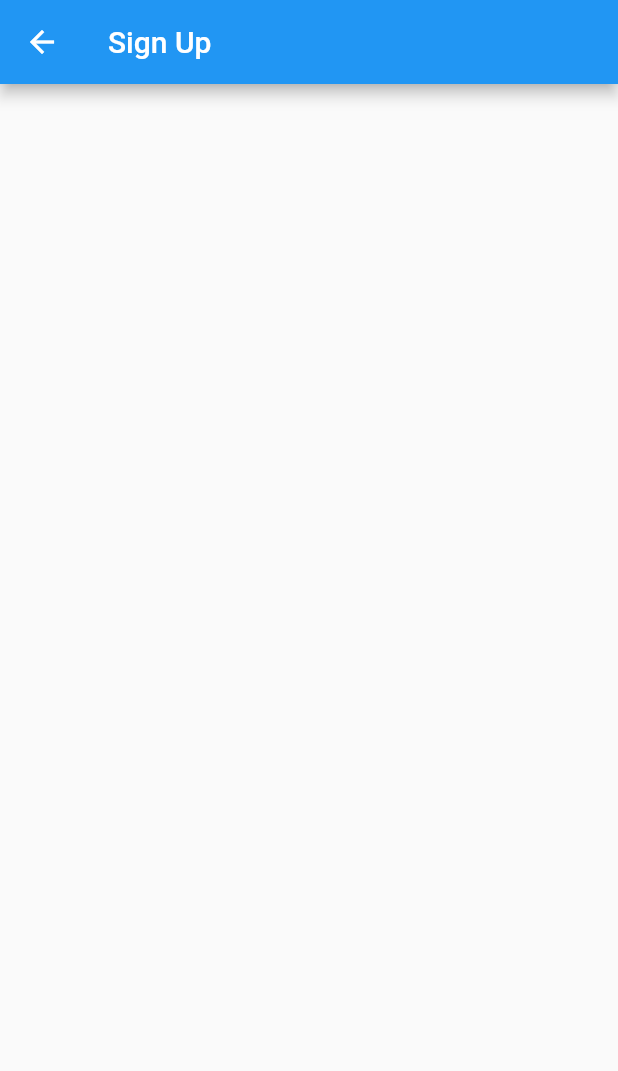
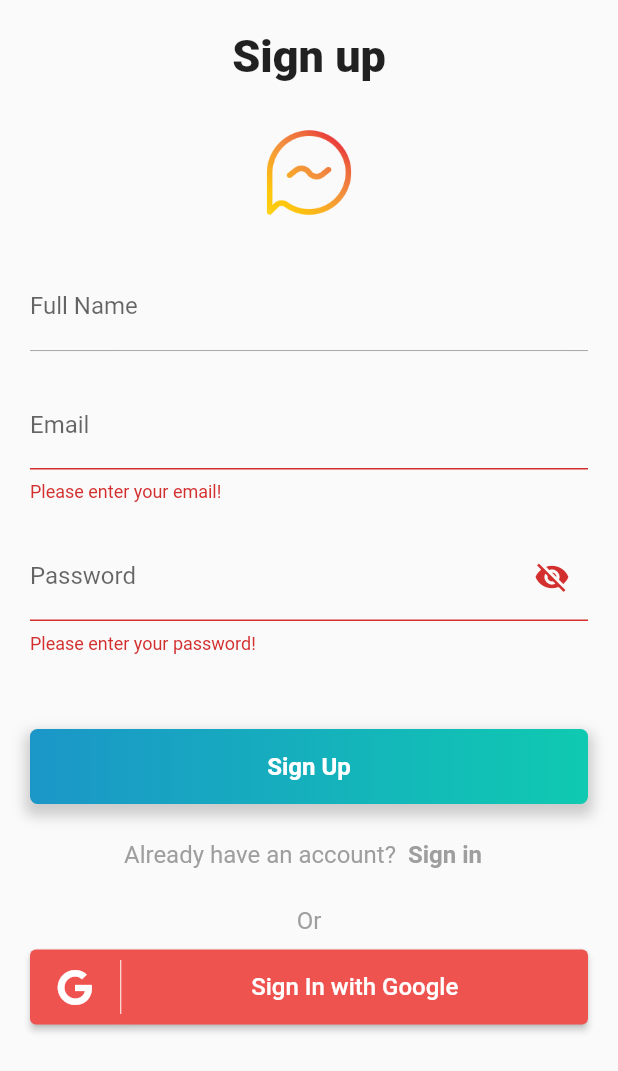
Before and after one commit to ngoctienUIT/ChatApp, a Flutter app: the screen it shows after launch, after a tap on "Sign In", after a tap on "Sign up", on a phone screen of 412 x 824 dp. Shown: the top 1071 px of the screen. Run offline on Flutter 3.47's test engine with Material 2 defaults, Android fonts, the phone set to English and light mode, and no system bars; our stand-ins replace firebase_auth, firebase_core, font_awesome_flutter, get, loading_indicator; accounts and stored records are empty.

Commit message:
update UI sign up
Cập nhật UI đăng ký + quên mật khẩu

```diff
--- a/lib/auth/controllers/controllers.dart
+++ b/lib/auth/controllers/controllers.dart
@@ -25,6 +25,16 @@ class SignInController extends GetxController {
       return 'Please enter a valid email!';
     }
 
+    return null;
+  }
+
+  var name = ''.obs;
+  var nameErrorText = Rx<String?>(null);
+
+  String? nameValidator() {
+    if (name.value.isEmpty) {
+      return 'Please enter a valid full name!';
+    }
     return null;
   }
 
@@ -145,7 +155,10 @@ class SignInController extends GetxController {
     }
 
     if (validationSuccess) {
-      await FirebaseAuth.instance.signInWithEmailAndPassword(email: email.value, password: password.value).then((value) {
+      await FirebaseAuth.instance
+          .signInWithEmailAndPassword(
+              email: email.value, password: password.value)
+          .then((value) {
         print(value);
         Get.to(const YouAreIn());
       }).catchError((e) {
--- a/lib/auth/screens/sign_in.dart
+++ b/lib/auth/screens/sign_in.dart
@@ -1,5 +1,6 @@
 import 'package:chat_app/auth/screens/forgot_password.dart';
 import 'package:chat_app/auth/screens/sign_up.dart';
+import 'package:chat_app/auth/widgets/custom_button.dart';
 import 'package:chat_app/auth/widgets/faded_overlay.dart';
 import 'package:flutter/material.dart';
 import 'package:get/get.dart';
@@ -52,7 +53,13 @@ class SignIn extends StatelessWidget {
                   ],
                 ),
                 const SizedBox(height: 30),
-                const _SignInButton(),
+                CustomButton(
+                  onPress: () {
+                    FadedOverlay.showLoading(context);
+                    SignInController.inst.validateEmailAndSignIn();
+                  },
+                  text: "Sign In",
+                ),
                 const SizedBox(height: 10),
                 Row(
                   mainAxisAlignment: MainAxisAlignment.center,
@@ -88,48 +95,6 @@ class SignIn extends StatelessWidget {
               ],
             ),
           ),
-        ),
-      ),
-    );
-  }
-}
-
-// TODO
-// styling widget
-class _SignInButton extends StatelessWidget {
-  const _SignInButton({Key? key}) : super(key: key);
-
-  @override
-  Widget build(BuildContext context) {
-    return Container(
-      height: 50,
-      width: double.infinity,
-      decoration: BoxDecoration(
-          borderRadius: BorderRadius.circular(5),
-          gradient: const LinearGradient(colors: [
-            Color.fromRGBO(27, 150, 200, 1),
-            Color.fromRGBO(15, 202, 177, 1)
-          ]),
-          boxShadow: [
-            BoxShadow(
-              color: Colors.grey.withOpacity(0.5),
-              spreadRadius: 3,
-              blurRadius: 7,
-              offset: const Offset(0, 5),
-            ),
-          ]),
-      child: ElevatedButton(
-        onPressed: () {
-          FadedOverlay.showLoading(context);
-          SignInController.inst.validateEmailAndSignIn();
-        },
-        style: ElevatedButton.styleFrom(
-          backgroundColor: Colors.transparent,
-          shadowColor: Colors.transparent,
-        ),
-        child: const Text(
-          "Sign In",
-          style: TextStyle(fontSize: 16, fontWeight: FontWeight.bold),
         ),
       ),
     );
--- a/lib/auth/screens/sign_up.dart
+++ b/lib/auth/screens/sign_up.dart
@@ -1,11 +1,79 @@
+import 'package:chat_app/auth/screens/sign_in.dart';
+import 'package:chat_app/auth/widgets/custom_button.dart';
+import 'package:chat_app/auth/widgets/email_input.dart';
+import 'package:chat_app/auth/widgets/full_name_input.dart';
+import 'package:chat_app/auth/widgets/google_button.dart';
+import 'package:chat_app/auth/widgets/password_input.dart';
 import 'package:flutter/material.dart';
+import 'package:get/get.dart';
 
 // TODO: you know what to do
-class SignUp extends StatelessWidget {
+class SignUp extends StatefulWidget {
   const SignUp({Key? key}) : super(key: key);
 
   @override
+  State<SignUp> createState() => _SignUpState();
+}
+
+class _SignUpState extends State<SignUp> {
+  @override
   Widget build(BuildContext context) {
-    return Scaffold(appBar: AppBar(title: Text('Sign Up'),),);
+    return Scaffold(
+      body: SafeArea(
+        child: SingleChildScrollView(
+          child: Padding(
+            padding: const EdgeInsets.all(20),
+            child: Column(
+              children: [
+                const Text(
+                  "Sign up",
+                  style: TextStyle(fontSize: 30, fontWeight: FontWeight.w900),
+                ),
+                const SizedBox(height: 30),
+                Image.asset("assets/images/chat.png", width: 60),
+                const SizedBox(height: 30),
+                const FullNameInput(),
+                const SizedBox(height: 20),
+                const EmailInput(),
+                const SizedBox(height: 20),
+                const PasswordInput(),
+                const SizedBox(height: 50),
+                CustomButton(onPress: () {}, text: "Sign Up"),
+                const SizedBox(height: 10),
+                Row(
+                  mainAxisAlignment: MainAxisAlignment.center,
+                  children: [
+                    const Text(
+                      "Already have an account?",
+                      style: TextStyle(color: Colors.grey, fontSize: 16),
+                    ),
+                    TextButton(
+                      onPressed: () {
+                        Get.to(const SignIn());
+                      },
+                      child: const Text(
+                        "Sign in",
+                        style: TextStyle(
+                          color: Colors.grey,
+                          fontSize: 16,
+                          fontWeight: FontWeight.bold,
+                        ),
+                      ),
+                    )
+                  ],
+                ),
+                const SizedBox(height: 10),
+                const Text(
+                  "Or",
+                  style: TextStyle(color: Colors.grey, fontSize: 16),
+                ),
+                const SizedBox(height: 10),
+                const GoogleButton()
+              ],
+            ),
+          ),
+        ),
+      ),
+    );
   }
 }
--- /dev/null
+++ b/lib/auth/widgets/custom_button.dart
@@ -0,0 +1,45 @@
+// TODO
+// styling widget
+import 'package:flutter/material.dart';
+
+class CustomButton extends StatelessWidget {
+  const CustomButton({Key? key, required this.onPress, required this.text})
+      : super(key: key);
+  final Function onPress;
+  final String text;
+
+  @override
+  Widget build(BuildContext context) {
+    return Container(
+      height: 50,
+      width: double.infinity,
+      decoration: BoxDecoration(
+          borderRadius: BorderRadius.circular(5),
+          gradient: const LinearGradient(colors: [
+            Color.fromRGBO(27, 150, 200, 1),
+            Color.fromRGBO(15, 202, 177, 1)
+          ]),
+          boxShadow: [
+            BoxShadow(
+              color: Colors.grey.withOpacity(0.5),
+              spreadRadius: 3,
+              blurRadius: 7,
+              offset: const Offset(0, 5),
+            ),
+          ]),
+      child: ElevatedButton(
+        onPressed: () {
+          onPress();
+        },
+        style: ElevatedButton.styleFrom(
+          backgroundColor: Colors.transparent,
+          shadowColor: Colors.transparent,
+        ),
+        child: Text(
+          text,
+          style: const TextStyle(fontSize: 16, fontWeight: FontWeight.bold),
+        ),
+      ),
+    );
+  }
+}
--- /dev/null
+++ b/lib/auth/widgets/full_name_input.dart
@@ -0,0 +1,71 @@
+import 'package:flutter/material.dart';
+import 'package:flutter/services.dart';
+import 'package:get/get.dart';
+import '../controllers/controllers.dart';
+
+// TODO
+// styling widget
+class FullNameInput extends StatefulWidget {
+  const FullNameInput({Key? key}) : super(key: key);
+
+  @override
+  State<FullNameInput> createState() => _FullNameInputState();
+}
+
+class _FullNameInputState extends State<FullNameInput> {
+  // Not focus for default, if widget is settled to be auto focused, this init will make no sense
+  bool isOnFocus = false;
+  @override
+  Widget build(BuildContext context) {
+    return FocusScope(
+      onFocusChange: (value) {
+        // focus: true
+        // not focus on any widget: true
+        // focus on other widget: false
+        if (value) {
+          // reset error text
+          SignInController.inst.nameErrorText.value = null;
+
+          setState(() {
+            isOnFocus = !isOnFocus;
+          });
+        } else {
+          setState(() {
+            isOnFocus = false;
+          });
+        }
+      },
+      child: Form(
+        autovalidateMode: AutovalidateMode.onUserInteraction,
+        child: Obx(
+          () => TextFormField(
+            // Cant put setState right here
+            // when user not input: no error
+            // when user input and then leave the field empty: no error
+            // when user input and then leave the field with invalid email: error
+            validator: (value) {
+              if (!isOnFocus && value!.isNotEmpty) {
+                return SignInController.inst.nameValidator();
+              }
+              return null;
+            },
+            onChanged: SignInController.inst.name,
+            decoration: InputDecoration(
+              errorText: SignInController.inst.nameErrorText.value,
+              enabledBorder: const UnderlineInputBorder(
+                borderSide: BorderSide(color: Colors.grey, width: 0.6),
+              ),
+              focusedBorder: const UnderlineInputBorder(
+                borderSide: BorderSide(color: Colors.grey, width: 0.6),
+              ),
+              border: const UnderlineInputBorder(),
+              label: const Text("Full Name", style: TextStyle(fontSize: 16)),
+            ),
+            autofillHints: const [AutofillHints.name],
+            inputFormatters: [FilteringTextInputFormatter.deny(RegExp(r'\s'))],
+          ),
+        ),
+      ),
+    );
+  }
+}
```
Also changed, not shown: lib/auth/screens/forgot_password.dart (+52 -1 lines), lib/auth/screens/your_are_in.dart (+2 -5 lines).
